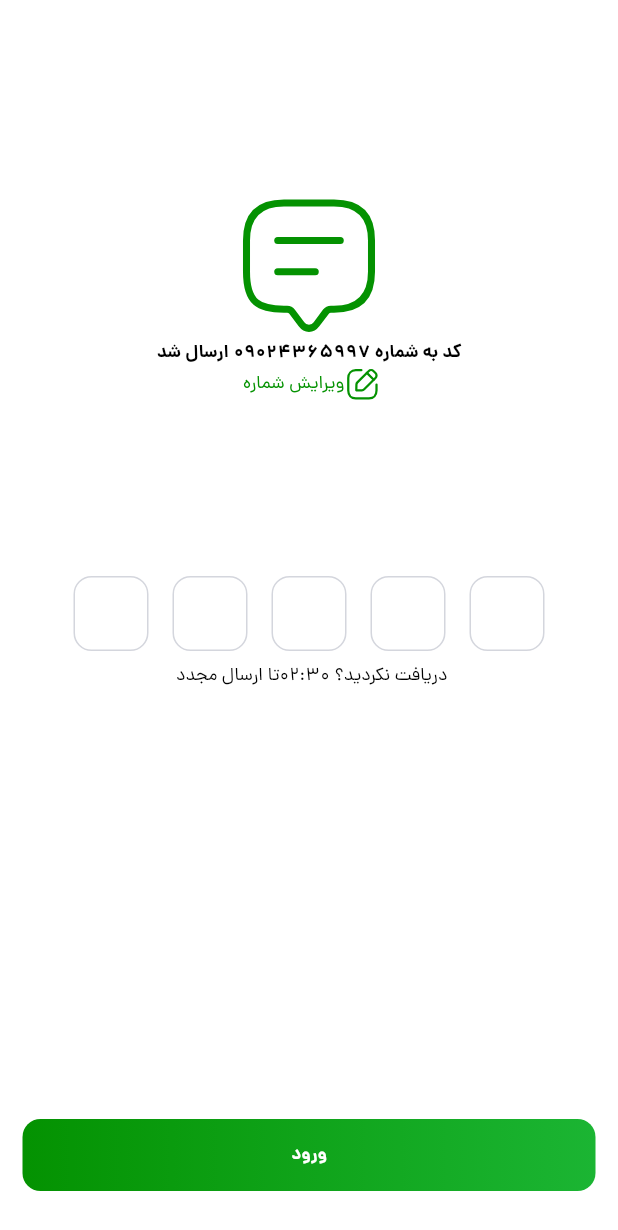
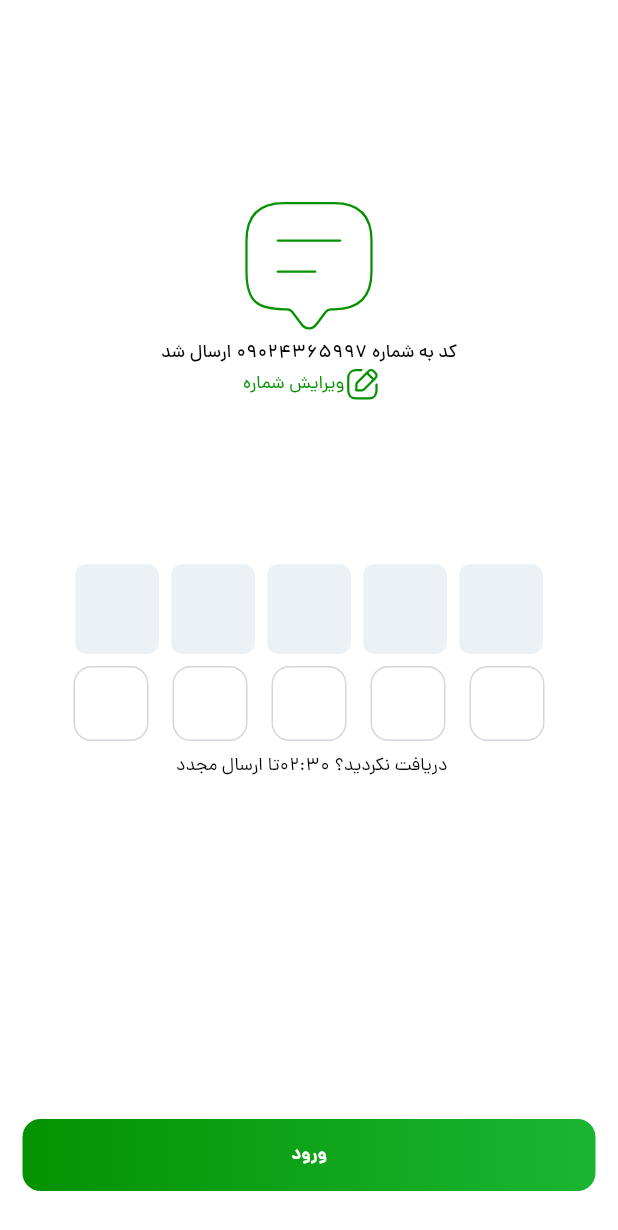
Before and after one commit to hdsneshati/layer_first_task, a Flutter app: the VerifyCodeScreen screen opened directly, on a phone screen of 412 x 824 dp. Shown: the top 1230 px of the screen. Run offline on Flutter 3.47's test engine with Material 3 defaults, Android fonts, the phone set to English and light mode, and no system bars; drawn by our look-alikes of pinput; our stand-ins replace flutter_svg.

```diff
--- a/layer_first_task/lib/config/asset/icons_path.dart
+++ b/layer_first_task/lib/config/asset/icons_path.dart
@@ -62,6 +62,7 @@ class IconPath {
   static const String olgoo = "assets/icons/olgoo.svg";
   static const String newtag = "assets/icons/newtag.svg";
   static const String newmassage = "assets/icons/newmessage-text.svg";
+  static const String massagetext = "assets/icons/message-text.svg";
 
 
 
--- a/layer_first_task/lib/feature/presentation/login/screens/VerifyCodeScreen.dart
+++ b/layer_first_task/lib/feature/presentation/login/screens/VerifyCodeScreen.dart
@@ -1,13 +1,11 @@
-import 'dart:ffi';
-
+import 'package:layer_first_task/config/asset/strings.dart';
+import 'package:layer_first_task/feature/presentation/login/widgets/primary_bottun.dart';
+import 'package:layer_first_task/feature/presentation/login/widgets/verification_massage.dart';
+import 'package:pinput/pinput.dart';
 import 'package:flutter/material.dart';
 import 'package:flutter_svg/svg.dart';
 import 'package:layer_first_task/config/asset/icons_path.dart';
-import 'package:layer_first_task/config/asset/strings.dart';
-import 'package:layer_first_task/config/asset/svg_path.dart';
 import 'package:layer_first_task/config/extentions/gap_space_extension.dart';
-import 'package:layer_first_task/feature/presentation/login/widgets/primary_bottun.dart';
-import 'package:layer_first_task/feature/presentation/login/widgets/verification_massage.dart';
 
 class VerifyCodeScreen extends StatefulWidget {
   const VerifyCodeScreen({super.key});
@@ -24,7 +22,7 @@ class _VerifyCodeScreenState extends State<VerifyCodeScreen> {
       child: Column(children: [
         127.0.verticalSpace,
             SvgPicture.asset(
-                SvgPath.messageText,
+                IconPath.massagetext,
                 width: 100,
                 height: 100,
                 color: Theme.of(context).colorScheme.primary,
@@ -34,7 +32,7 @@ class _VerifyCodeScreenState extends State<VerifyCodeScreen> {
               ,style: TextStyle(
                 fontFamily: 'dana',
                 fontSize: 12.0,
-                fontWeight: FontWeight.bold,
+                fontWeight: FontWeight.w500,
                  color: Theme.of(context).colorScheme.onSurface,
               )
               ,),
@@ -61,7 +59,15 @@ class _VerifyCodeScreenState extends State<VerifyCodeScreen> {
 
             108.0.verticalSpace,
 
-            VerificationMessage(),
+
+         Pinput(
+        length: 5,
+          onCompleted: (pin) => print('Pin entered: $pin'),
+        ),
+
+
+
+           const VerificationMessage(),
 
             Text(' دریافت نکردید؟ 02:30تا ارسال مجدد'
               ,style: TextStyle(
@@ -72,10 +78,10 @@ class _VerifyCodeScreenState extends State<VerifyCodeScreen> {
               )
               ,),
 
-            Spacer(),
+          const  Spacer(),
 
             PrimaryButton( onTap: () {
-                   print("Login button tapped!");
+
                     },
                    text: StringConsts.loginButtonVerify,
                     ),
--- a/layer_first_task/lib/main.dart
+++ b/layer_first_task/lib/main.dart
@@ -3,6 +3,7 @@ import 'package:layer_first_task/config/theme/color_pallet.dart';
 import 'package:layer_first_task/core/widgets/main_wrapper.dart';
 import 'package:layer_first_task/feature/presentation/dashboard/screens/dashboard_screens.dart';
 import 'package:layer_first_task/feature/presentation/intro/screens/splash_screen.dart';
+import 'package:layer_first_task/feature/presentation/login/screens/VerifyCodeScreen.dart';
 import 'package:layer_first_task/feature/presentation/orders/screens/orser_screen.dart';
 import 'package:layer_first_task/feature/presentation/profile/screens/profile_screen.dart';
 
@@ -22,7 +23,7 @@ class MyApp extends StatelessWidget {
         colorScheme: ColorPallet.lightColorScheme,
         useMaterial3: true,
       ),
-      home: const ProfileScreen(),
+      home: const VerifyCodeScreen(),
     );
   }
 }
--- a/layer_first_task/pubspec.yaml
+++ b/layer_first_task/pubspec.yaml
@@ -36,6 +36,7 @@ dependencies:
   # Use with the CupertinoIcons class for iOS style icons.
   cupertino_icons: ^1.0.8
   flutter_svg: ^2.0.10+1
+  pinput: ^3.0.1
 dev_dependencies:
   flutter_test:
     sdk: flutter
```
Also changed, not shown: layer_first_task/assets/icons/message-text.svg (added), layer_first_task/pubspec.lock, 5 other files.
